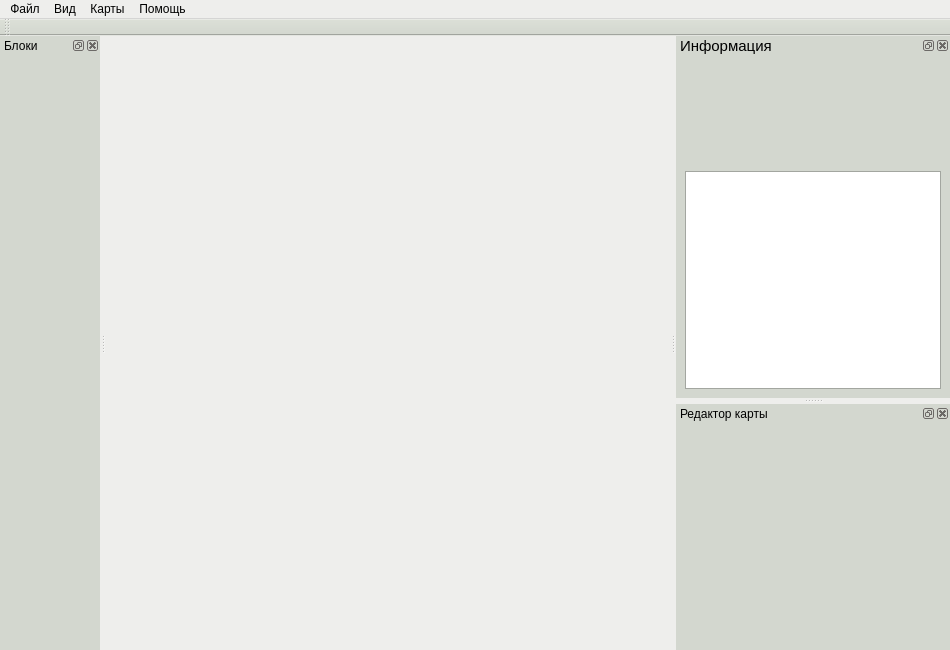
Old version of the form main_design.ui in the repository moevm/mse_visual_map_editor_for_duckietown.
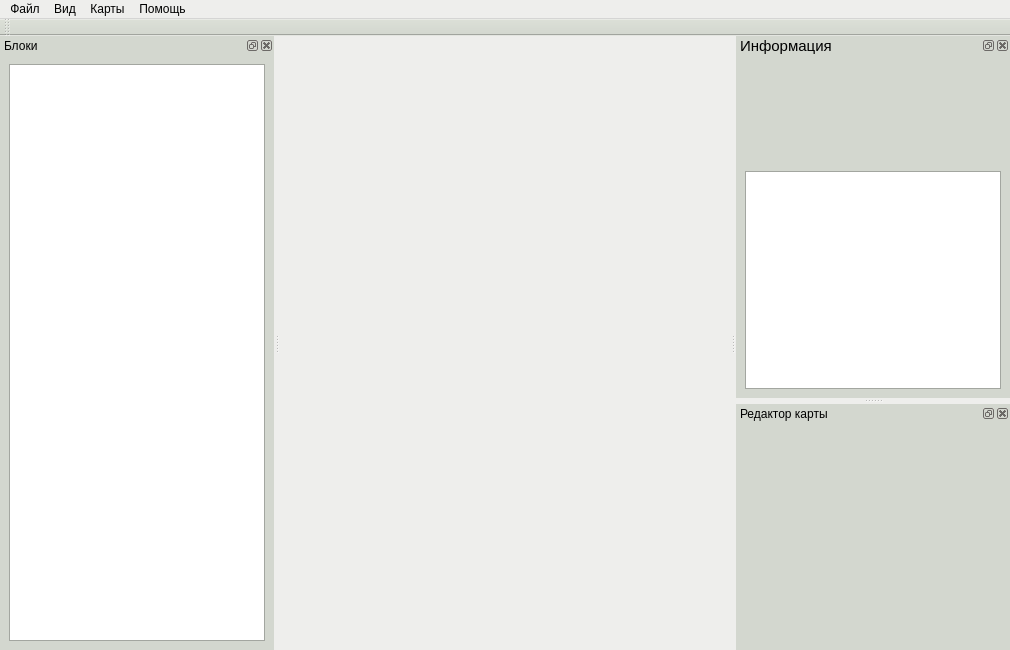
New version of the form.

The edit to the form file:
```diff
--- a/main_design.ui
+++ b/main_design.ui
@@ -6,7 +6,7 @@
    <rect>
     <x>0</x>
     <y>0</y>
-    <width>950</width>
+    <width>1010</width>
     <height>650</height>
    </rect>
   </property>
@@ -158,7 +158,7 @@
     <rect>
      <x>0</x>
      <y>0</y>
-     <width>950</width>
+     <width>1010</width>
      <height>22</height>
     </rect>
    </property>
@@ -274,14 +274,20 @@
     <enum>TopToolBarArea</enum>
    </attribute>
    <attribute name="toolBarBreak">
-    <bool>true</bool>
+    <bool>false</bool>
    </attribute>
   </widget>
   <widget class="QDockWidget" name="block_widget">
+   <property name="sizePolicy">
+    <sizepolicy hsizetype="MinimumExpanding" vsizetype="Preferred">
+     <horstretch>0</horstretch>
+     <verstretch>0</verstretch>
+    </sizepolicy>
+   </property>
    <property name="minimumSize">
     <size>
-     <width>100</width>
-     <height>58</height>
+     <width>150</width>
+     <height>107</height>
     </size>
    </property>
    <property name="palette">
@@ -372,9 +378,34 @@
    <attribute name="dockWidgetArea">
     <number>1</number>
    </attribute>
-   <widget class="QWidget" name="dockWidgetContents"/>
+   <widget class="QWidget" name="dockWidgetContents">
+    <property name="sizePolicy">
+     <sizepolicy hsizetype="Minimum" vsizetype="Preferred">
+      <horstretch>0</horstretch>
+      <verstretch>0</verstretch>
+     </sizepolicy>
+    </property>
+    <layout class="QVBoxLayout" name="verticalLayout_2">
+     <item>
+      <widget class="QListWidget" name="block_list">
+       <property name="sizePolicy">
+        <sizepolicy hsizetype="MinimumExpanding" vsizetype="Expanding">
+         <horstretch>0</horstretch>
+         <verstretch>0</verstretch>
+        </sizepolicy>
+       </property>
+      </widget>
+     </item>
+    </layout>
+   </widget>
   </widget>
   <widget class="QDockWidget" name="info_widget">
+   <property name="sizePolicy">
+    <sizepolicy hsizetype="Minimum" vsizetype="Preferred">
+     <horstretch>0</horstretch>
+     <verstretch>0</verstretch>
+    </sizepolicy>
+   </property>
    <property name="minimumSize">
     <size>
      <width>175</width>
@@ -522,6 +553,12 @@
    </widget>
   </widget>
   <widget class="QDockWidget" name="map_info_widget">
+   <property name="sizePolicy">
+    <sizepolicy hsizetype="Minimum" vsizetype="Preferred">
+     <horstretch>0</horstretch>
+     <verstretch>0</verstretch>
+    </sizepolicy>
+   </property>
    <property name="minimumSize">
     <size>
      <width>175</width>
```
Left out of the diff: 12 changed lines with no effect on the pictures.
